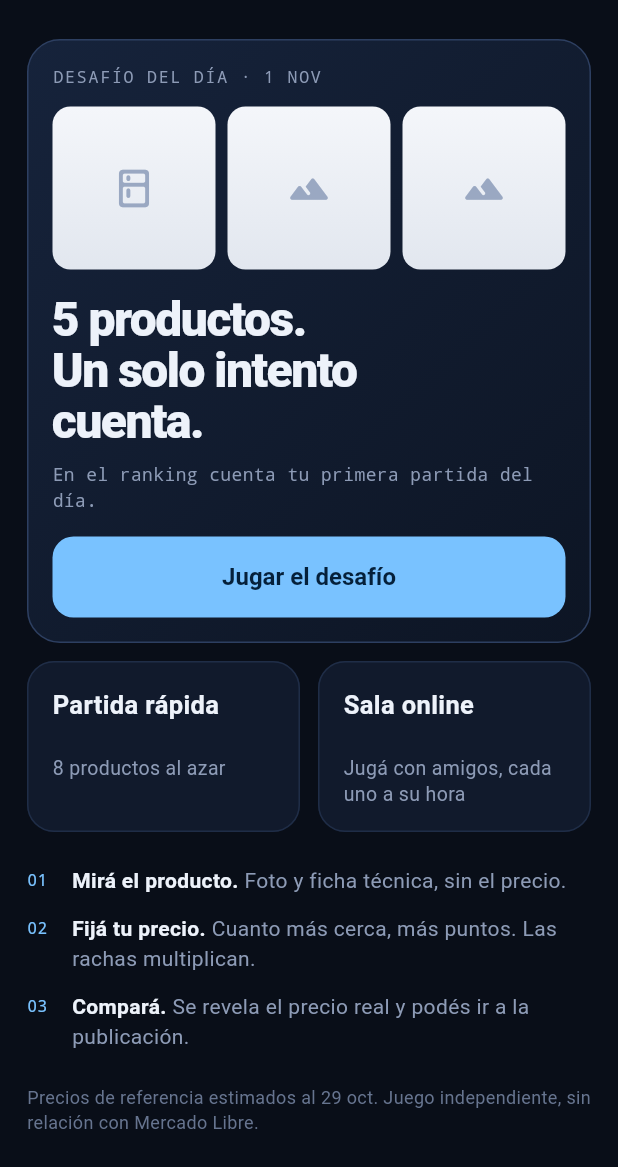
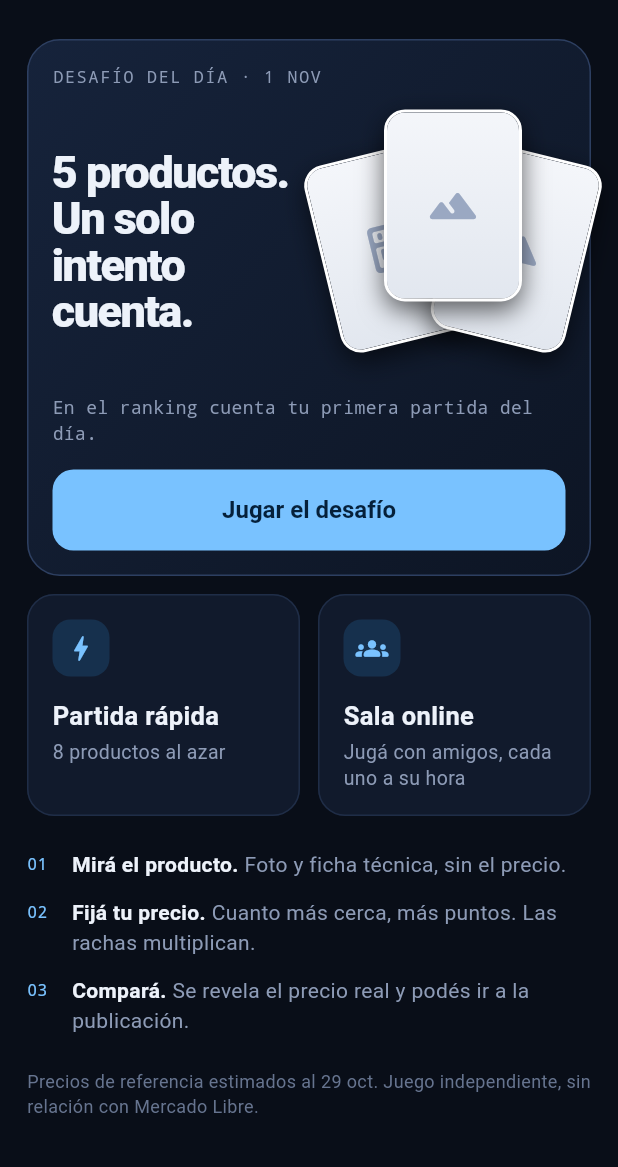
Before and after one commit to B3njaminGC/Pegale-al-Precio, a Flutter app: the screen it shows after launch, on a phone screen of 412 x 824 dp, the part 69-1236 px from its top. Run offline on Flutter 3.47's test engine with Material 3 defaults, Android fonts, the phone set to English and light mode, and no system bars; our stand-ins replace share_plus, shared_preferences; network calls fail.

Commit message:
Inicio con título a la izquierda y tres cartas abanicadas; animaciones, háptica y firma del APK en el log
Co-Authored-By: Claude Sonnet 5.5 <noreply@anthropic.com>
Claude-Session: https://claude.ai/code/session_018CL37fD4XwjU1NEyEGcQVF

```diff
--- a/lib/screens/end.dart
+++ b/lib/screens/end.dart
@@ -202,7 +202,12 @@ class _EndScreenState extends State<EndScreen> {
             Text(rankOf(g.base / g.items.length), style: sans(34, w: FontWeight.w800, ls: -1, h: 1.05)),
             const SizedBox(height: 6),
             Row(crossAxisAlignment: CrossAxisAlignment.baseline, textBaseline: TextBaseline.alphabetic, children: [
-              Text(num0(g.total), style: mono(44, w: FontWeight.w700, color: C.accent)),
+              TweenAnimationBuilder<double>(
+                tween: Tween<double>(begin: 0, end: g.total.toDouble()),
+                duration: const Duration(milliseconds: 1100),
+                curve: Curves.easeOutCubic,
+                builder: (c, v, _) => Text(num0(v), style: mono(44, w: FontWeight.w700, color: C.accent)),
+              ),
               const SizedBox(width: 8),
               Text('puntos', style: sans(15, color: C.muted)),
             ]),
--- a/lib/screens/home.dart
+++ b/lib/screens/home.dart
@@ -111,16 +111,23 @@ class _HomeScreenState extends State<HomeScreen> {
               ),
               child: Column(crossAxisAlignment: CrossAxisAlignment.start, children: [
                 Kicker('Desafío del día · ${prettyDate(key)}'),
-                const SizedBox(height: 12),
-                Row(children: [
-                  for (var i = 0; i < sheet.length; i++) ...[
-                    if (i > 0) const SizedBox(width: 8),
-                    Expanded(child: Plate(sheet[i], aspect: 1, radius: 12, pad: 8, small: true)),
-                  ],
-                ]),
-                const SizedBox(height: 16),
-                Text('5 productos.\nUn solo intento\ncuenta.', style: sans(32, w: FontWeight.w800, ls: -1, h: 1.05)),
-                const SizedBox(height: 10),
+                const SizedBox(height: 14),
+                SizedBox(
+                  height: 176,
+                  child: Row(crossAxisAlignment: CrossAxisAlignment.center, children: [
+                    Expanded(
+                      child: FittedBox(
+                        fit: BoxFit.scaleDown,
+                        alignment: Alignment.centerLeft,
+                        child: Text('5 productos.\nUn solo\nintento\ncuenta.',
+                            style: sans(30, w: FontWeight.w800, ls: -1, h: 1.04)),
+                      ),
+                    ),
+                    const SizedBox(width: 6),
+                    _Fan(items: sheet),
+                  ]),
+                ),
+                const SizedBox(height: 14),
                 Text(
                   played
                       ? 'Hoy hiciste ${num0(rec['score'] as num)} puntos. Podés volver a jugar de práctica.'
@@ -136,6 +143,7 @@ class _HomeScreenState extends State<HomeScreen> {
               child: Row(crossAxisAlignment: CrossAxisAlignment.stretch, children: [
               Expanded(
                 child: _Tile(
+                  icon: Icons.bolt_rounded,
                   title: 'Partida rápida',
                   sub: '8 productos al azar',
                   onTap: () => _go(PlayScreen.quickRoute()),
@@ -144,6 +152,7 @@ class _HomeScreenState extends State<HomeScreen> {
               const SizedBox(width: 12),
               Expanded(
                 child: _Tile(
+                  icon: Icons.groups_rounded,
                   title: 'Sala online',
                   sub: 'Jugá con amigos, cada uno a su hora',
                   onTap: () => _go(MaterialPageRoute<void>(builder: (_) => const RoomsScreen())),
@@ -165,7 +174,8 @@ class _HomeScreenState extends State<HomeScreen> {
 }
 
 class _Tile extends StatelessWidget {
-  const _Tile({required this.title, required this.sub, required this.onTap});
+  const _Tile({required this.icon, required this.title, required this.sub, required this.onTap});
+  final IconData icon;
   final String title;
   final String sub;
   final VoidCallback onTap;
@@ -181,8 +191,15 @@ class _Tile extends StatelessWidget {
             constraints: const BoxConstraints(minHeight: 112),
             decoration: BoxDecoration(borderRadius: BorderRadius.circular(18), border: Border.all(color: C.line)),
             child: Column(crossAxisAlignment: CrossAxisAlignment.start, children: [
+              Container(
+                width: 38,
+                height: 38,
+                decoration: BoxDecoration(color: const Color(0xFF16304D), borderRadius: BorderRadius.circular(12)),
+                child: Icon(icon, color: C.accent, size: 22),
+              ),
+              const SizedBox(height: 14),
               Text(title, style: sans(17, w: FontWeight.w700)),
-              const SizedBox(height: 22),
+              const SizedBox(height: 4),
               Text(sub, style: sans(13, color: C.muted, h: 1.3)),
             ]),
           ),
@@ -212,3 +229,48 @@ class _How extends StatelessWidget {
         ]),
       );
 }
+
+/// Tres cartas abanicadas con los productos del día. Se abren al entrar.
+class _Fan extends StatelessWidget {
+  const _Fan({required this.items});
+  final List<Product> items;
+
+  Widget _card(Product p, double angle, double t) {
+    return Transform.rotate(
+      angle: angle * t,
+      alignment: Alignment.bottomCenter,
+      child: Container(
+        width: 92,
+        height: 128,
+        decoration: BoxDecoration(
+          borderRadius: BorderRadius.circular(14),
+          border: Border.all(color: const Color(0xFFFFFFFF), width: 2),
+          boxShadow: const [BoxShadow(color: Color(0x99000000), blurRadius: 14, offset: Offset(0, 6))],
+        ),
+        child: ClipRRect(
+          borderRadius: BorderRadius.circular(12),
+          child: Plate(p, aspect: 92 / 128, radius: 0, pad: 8, small: true),
+        ),
+      ),
+    );
+  }
+
+  @override
+  Widget build(BuildContext context) {
+    if (items.length < 3) return const SizedBox(width: 150);
+    return SizedBox(
+      width: 150,
+      height: 176,
+      child: TweenAnimationBuilder<double>(
+        tween: Tween<double>(begin: 0, end: 1),
+        duration: const Duration(milliseconds: 800),
+        curve: Curves.easeOutBack,
+        builder: (context, t, _) => Stack(clipBehavior: Clip.none, children: [
+          Positioned(left: 2, top: 26, child: _card(items[0], -0.24, t)),
+          Positioned(right: 2, top: 26, child: _card(items[2], 0.24, t)),
+          Positioned(left: 29, top: 8 - 8 * t, child: _card(items[1], 0, t)),
+        ]),
+      ),
+    );
+  }
+}
--- a/lib/screens/play.dart
+++ b/lib/screens/play.dart
@@ -95,6 +95,11 @@ class _PlayScreenState extends State<PlayScreen> {
     _focus.unfocus();
     final it = game.current;
     final e = game.guess(price);
+    if (e.base >= 700) {
+      HapticFeedback.heavyImpact();
+    } else {
+      HapticFeedback.mediumImpact();
+    }
     if (widget.mode == 'room' && widget.roomCode != null) {
       env.setJson('pap.room.${widget.roomCode}', game.toJson());
       env.net.pushProgress(widget.roomCode!, {'round': game.round}).catchError((Object _) {});
@@ -227,7 +232,12 @@ class _PlayScreenState extends State<PlayScreen> {
       const SizedBox(width: 12),
       Column(crossAxisAlignment: CrossAxisAlignment.end, children: [
         Text('PUNTOS', style: mono(10, color: C.faint, ls: 1.2)),
-        Text(num0(game.total), style: mono(20, w: FontWeight.w700)),
+        TweenAnimationBuilder<double>(
+          tween: Tween<double>(begin: 0, end: game.total.toDouble()),
+          duration: const Duration(milliseconds: 700),
+          curve: Curves.easeOutCubic,
+          builder: (c, v, _) => Text(num0(v), style: mono(20, w: FontWeight.w700)),
+        ),
       ]),
     ]);
   }
@@ -353,7 +363,16 @@ class _PlayScreenState extends State<PlayScreen> {
     if (e.mult > 1) br.add('Racha ×${_mult(e.mult)}');
     final delta = e.err.abs() < 0.005 ? 'Clavaste el precio' : '${pct(e.err)} ${e.err > 0 ? 'más caro' : 'más barato'}';
     final hasLink = it.link != null;
-    return Column(crossAxisAlignment: CrossAxisAlignment.start, children: [
+    return TweenAnimationBuilder<double>(
+      key: ValueKey<int>(game.round),
+      tween: Tween<double>(begin: 0, end: 1),
+      duration: const Duration(milliseconds: 450),
+      curve: Curves.easeOutCubic,
+      builder: (c, t, child) => Opacity(
+        opacity: t.clamp(0.0, 1.0).toDouble(),
+        child: Transform.translate(offset: Offset(0, 18 * (1 - t)), child: child),
+      ),
+      child: Column(crossAxisAlignment: CrossAxisAlignment.start, children: [
       Row(crossAxisAlignment: CrossAxisAlignment.end, children: [
         Expanded(child: Text(verdictOf(e.base, e.bonus), style: sans(32, w: FontWeight.w800, ls: -0.8, color: tc))),
         Column(crossAxisAlignment: CrossAxisAlignment.end, children: [
@@ -400,7 +419,8 @@ class _PlayScreenState extends State<PlayScreen> {
       const SizedBox(height: 10),
       PrimaryButton(sending ? 'Enviando…' : (game.done ? 'Ver resultado' : 'Siguiente producto'),
           onPressed: sending ? null : _next),
-    ]);
+    ]),
+    );
   }
 }
 
--- a/lib/widgets.dart
+++ b/lib/widgets.dart
@@ -161,9 +161,11 @@ class Plate extends StatelessWidget {
   };
 
   /// Sin foto: un ícono de la categoría, sin texto, para que la placa no quede vacía ni desprolija.
-  Widget _placeholder() => Center(
-        child: Icon(_icons[product.c] ?? Icons.sell_rounded, size: small ? 30 : 76, color: const Color(0xFF9AA8C2)),
-      );
+  Widget _placeholder() => LayoutBuilder(builder: (context, c) {
+        final side = c.maxWidth < c.maxHeight ? c.maxWidth : c.maxHeight;
+        final size = (side.isFinite ? side * 0.42 : 56.0).clamp(22.0, 80.0).toDouble();
+        return Center(child: Icon(_icons[product.c] ?? Icons.sell_rounded, size: size, color: const Color(0xFF9AA8C2)));
+      });
 
   @override
   Widget build(BuildContext context) {
```
Also changed, not shown: 1 other file.
